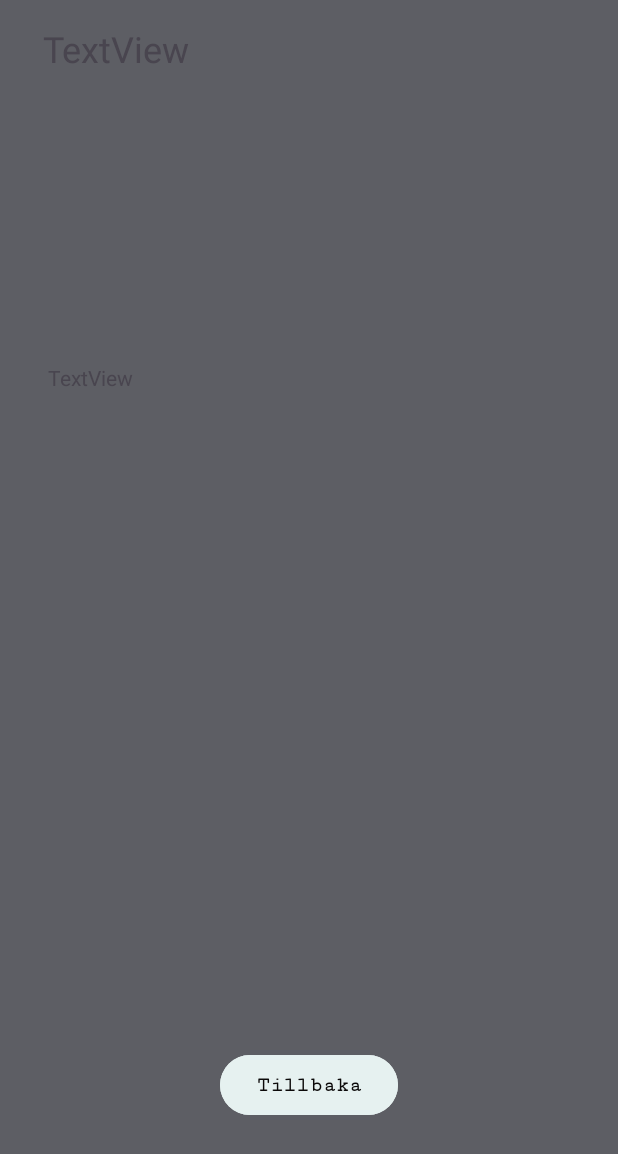
After one commit to Fridisens/BestPlacesCorp, an Android app: the ShowMoreInfoAboutRestActivity screen opened directly, with no data from a screen before it, on a phone screen of 412 x 824 dp. The commit adds this screen. Shown: the top 1154 px of the screen. Run offline under Robolectric (Android 15) with nearby library versions, the phone set to English and light mode, and no system bars.

Commit message:
added more info from recycleview

```diff
--- /dev/null
+++ b/app/src/main/java/com/example/bestplacescorp/ShowMoreInfoAboutRestActivity.kt
@@ -0,0 +1,11 @@
+package com.example.bestplacescorp
+
+import androidx.appcompat.app.AppCompatActivity
+import android.os.Bundle
+
+class ShowMoreInfoAboutRestActivity : AppCompatActivity() {
+    override fun onCreate(savedInstanceState: Bundle?) {
+        super.onCreate(savedInstanceState)
+        setContentView(R.layout.activity_show_more_info_about_rest)
+    }
+}
--- /dev/null
+++ b/app/src/main/res/layout/activity_show_more_info_about_rest.xml
@@ -0,0 +1,45 @@
+<?xml version="1.0" encoding="utf-8"?>
+<androidx.constraintlayout.widget.ConstraintLayout xmlns:android="http://schemas.android.com/apk/res/android"
+    xmlns:app="http://schemas.android.com/apk/res-auto"
+    xmlns:tools="http://schemas.android.com/tools"
+    android:layout_width="match_parent"
+    android:layout_height="match_parent"
+    android:background="@color/material_dynamic_neutral40"
+    tools:context=".ShowMoreInfoAboutRestActivity">
+
+    <TextView
+        android:id="@+id/textView3"
+        android:layout_width="355dp"
+        android:layout_height="70dp"
+        android:layout_marginTop="16dp"
+        android:text="TextView"
+        android:textSize="24sp"
+        app:layout_constraintEnd_toEndOf="parent"
+        app:layout_constraintStart_toStartOf="parent"
+        app:layout_constraintTop_toTopOf="parent" />
+
+    <TextView
+        android:id="@+id/textView4"
+        android:layout_width="346dp"
+        android:layout_height="217dp"
+        android:layout_marginTop="156dp"
+        android:text="TextView"
+        app:layout_constraintEnd_toEndOf="parent"
+        app:layout_constraintHorizontal_bias="0.489"
+        app:layout_constraintStart_toStartOf="parent"
+        app:layout_constraintTop_toBottomOf="@+id/textView3" />
+
+    <Button
+        android:id="@+id/backButton"
+        android:layout_width="wrap_content"
+        android:layout_height="wrap_content"
+        android:layout_marginTop="240dp"
+        android:backgroundTint="#E6F1F0"
+        android:fontFamily="serif-monospace"
+        android:text="Tillbaka"
+        android:textColor="#0B0909"
+        android:textStyle="bold"
+        app:layout_constraintEnd_toEndOf="parent"
+        app:layout_constraintStart_toStartOf="parent"
+        app:layout_constraintTop_toBottomOf="@+id/textView4" />
+</androidx.constraintlayout.widget.ConstraintLayout>
--- /dev/null
+++ b/app/src/main/res/values/dimens.xml
@@ -0,0 +1,6 @@
+<?xml version="1.0" encoding="utf-8"?>
+<resources>
+
+    <!-- Ange höjden på mellanrummet här (ändra värdet efter behov) -->
+    <dimen name="item_spacing">8dp</dimen>
+</resources>
```
Also changed, not shown: app/src/main/AndroidManifest.xml (+6 -3 lines), app/src/main/java/com/example/bestplacescorp/ItemDecoration.kt (added, +18 -0 lines), app/src/main/java/com/example/bestplacescorp/ListOfPlacesRecyclerView.kt (+19 -3 lines), app/src/main/java/com/example/bestplacescorp/Restaturant.kt (+6 -1 lines), app/src/main/java/com/example/bestplacescorp/RestaurantRecyclerAdapter.kt (+10 -2 lines), app/src/main/res/layout/list_item.xml (+26 -26 lines), app/src/main/res/drawable/fancy1.jpeg (added), app/src/main/res/drawable/fancy2.jpeg (added), app/src/main/res/drawable/fancy3.jpeg (added), app/src/main/res/drawable/fancy4.jpeg (added), app/src/main/res/drawable/fancy5.jpeg (added), app/src/main/res/drawable/fancy6.jpeg (added), app/src/main/res/drawable/fancy7.jpeg (added), app/src/main/res/drawable/fancy9.jpeg (added), 1 more files.
